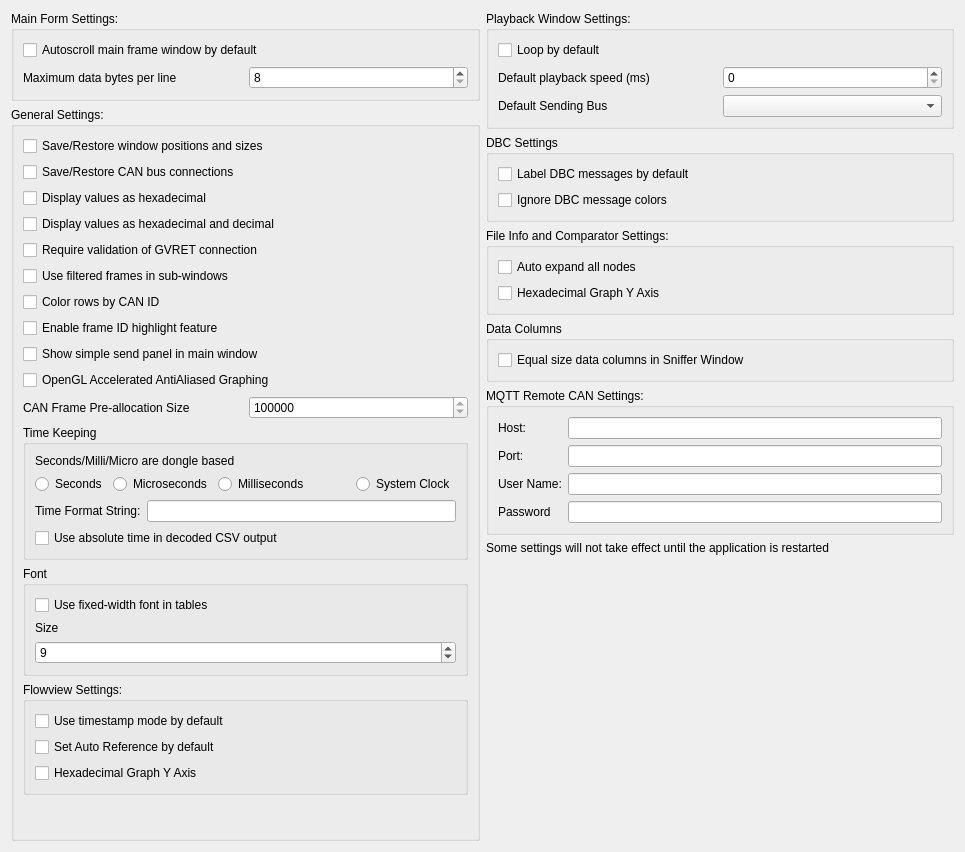
Old version of the form ui/mainsettingsdialog.ui in the repository minoseigenheer/SavvyCAN.
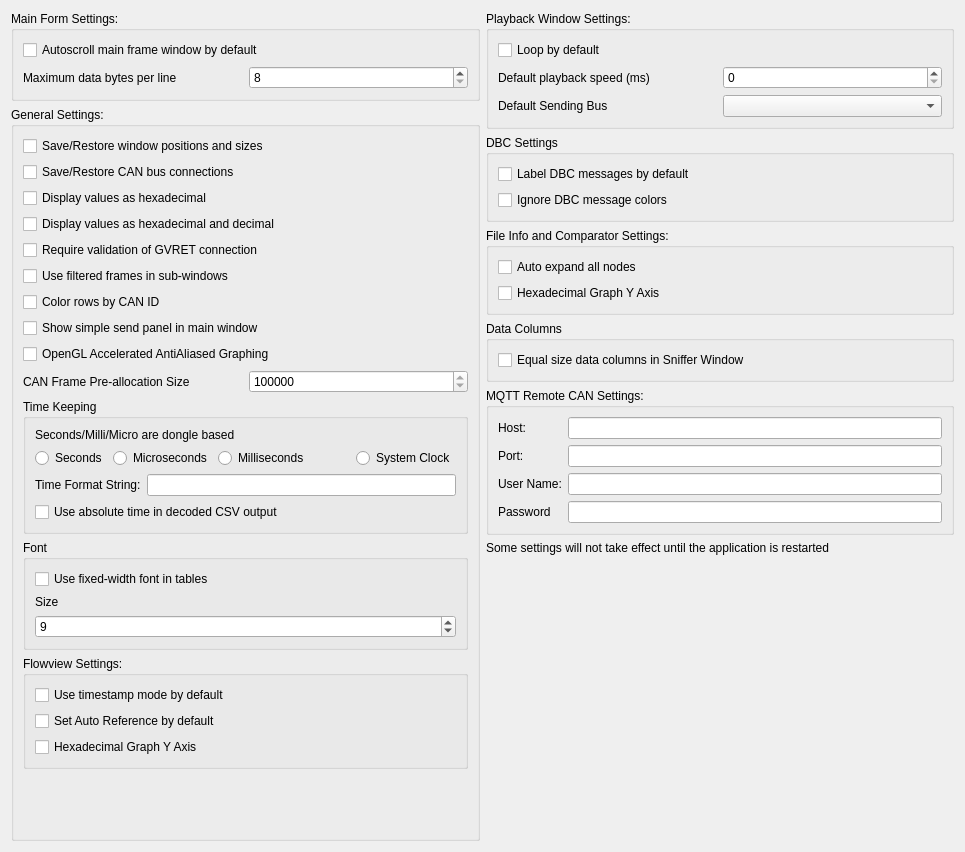
New version of the form.

Commit message:
Add resizable main splitters and toggle for simple send panel
- Replace fixed main layout with nested splitters in the main window UI\n- Persist and restore splitter sizes via QSettings\n- Add a settings checkbox to show or hide the simple send panel\n- Wire runtime updates so the panel visibility changes without restart

What changed in the file:
```diff
--- a/ui/mainsettingsdialog.ui
+++ b/ui/mainsettingsdialog.ui
@@ -111,13 +111,6 @@
           </property>
          </widget>
         </item>
-        <item>
-         <widget class="QCheckBox" name="cbEnableFrameHighlight">
-          <property name="text">
-           <string>Enable frame ID highlight feature</string>
-          </property>
-         </widget>
-        </item>
         <item>
          <widget class="QCheckBox" name="cbShowSendPanel">
           <property name="text">
```
The commit also changes 2 other files.
